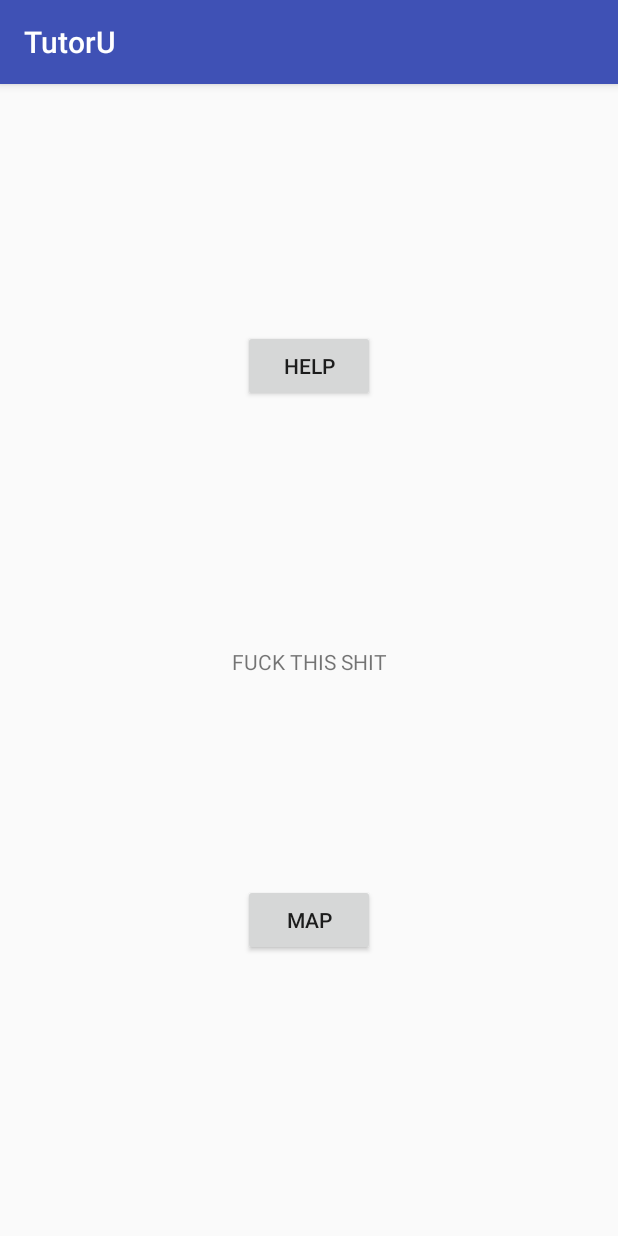
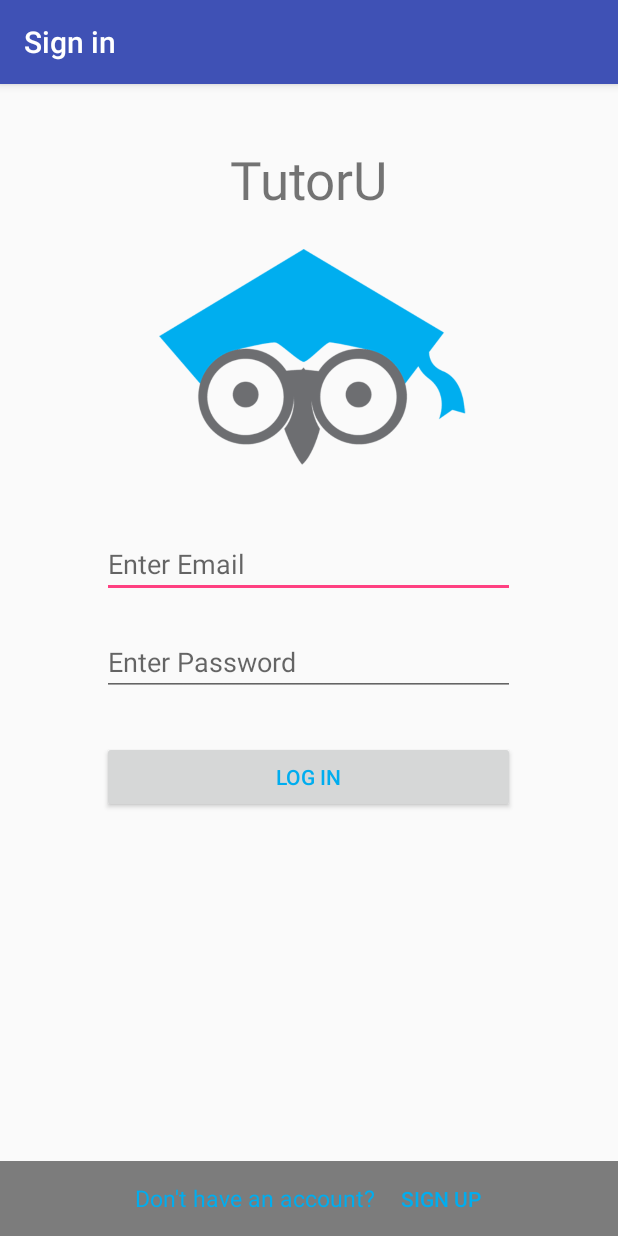
Before and after one commit to illphil610/TutorU, an Android app: the screen it shows after launch (MainActivity before the commit, LoginActivity after it), on a phone screen of 412 x 824 dp. Run offline under Robolectric (Android 15) with nearby library versions, the phone set to English and light mode, and no system bars; our stand-ins replace Firebase (no records; nobody signed in at launch, a user with empty details on screens opened directly); libraries missing offline, so code that uses them is left out: org.jetbrains.anko; 4 statements that could not run were skipped.

Commit message:
Added Firebase Authentication / UI error handling to complete Tutee sign-ups.  Added some control over the navigation when pressing "back button", etc.  Made UI implrovements when displaying the keyboard for entering info into Edit Text objects.

```diff
--- /dev/null
+++ b/app/src/main/java/com/newwesterndev/tutoru/activities/Auth/LoginActivity.kt
@@ -0,0 +1,84 @@
+package com.newwesterndev.tutoru.activities.Auth
+
+import android.app.AlertDialog
+import android.content.Intent
+import android.os.Bundle
+import android.support.design.widget.Snackbar
+import android.support.v7.app.AppCompatActivity
+import android.text.TextUtils
+import android.view.View
+import android.view.WindowManager
+import android.widget.Button
+import android.widget.EditText
+import com.google.firebase.auth.FirebaseAuth
+import com.newwesterndev.tutoru.R
+import com.newwesterndev.tutoru.activities.MainActivity
+import com.newwesterndev.tutoru.utilities.Utility
+import kotlinx.android.synthetic.main.activity_login.*
+
+class LoginActivity : AppCompatActivity() {
+
+    private var fbAuth: FirebaseAuth? = null
+    private var mUtil: Utility? = null
+
+    private lateinit var tutorButton: Button
+    private lateinit var tuteeButton: Button
+    private lateinit var email: EditText
+    private lateinit var password: EditText
+
+    override fun onCreate(savedInstanceState: Bundle?) {
+        super.onCreate(savedInstanceState)
+        window.setSoftInputMode(WindowManager.LayoutParams.SOFT_INPUT_ADJUST_PAN)
+        setContentView(R.layout.activity_login)
+
+        fbAuth = FirebaseAuth.getInstance()
+        mUtil = Utility()
+
+        button_login.setOnClickListener { view ->
+            signIn(view, edit_text_signin_email.text.toString(), edit_text_signin_password.text.toString())
+        }
+
+        signupButton.setOnClickListener {
+            showRegisterAlertDialog()
+        }
+    }
+
+    private fun showRegisterAlertDialog() {
+        val dialogBuilder = AlertDialog.Builder(this)
+        val inflater = this.layoutInflater
+        val dialogView = inflater.inflate(R.layout.custom_register_dialog, null)
+        dialogBuilder.setView(dialogView)
+
+        val tutorButton = dialogView.findViewById(R.id.button_dialog_tutor) as Button
+        val tuteeButton = dialogView.findViewById(R.id.button_dialog_tutee) as Button
+
+        tutorButton.setOnClickListener {
+            val tutorIntent = Intent(this, TutorRegisterActivity::class.java)
+            startActivity(tutorIntent)
+        }
+
+        tuteeButton.setOnClickListener {
+            val tuteeIntent = Intent(this, TuteeRegisterActivity::class.java)
+            startActivity(tuteeIntent)
+        }
+        dialogBuilder.create().show()
+    }
+
+    private fun signIn(view: View, email: String, password: String) {
+        if (!TextUtils.isEmpty(email) && !TextUtils.isEmpty(password)) {
+            mUtil?.showMessage(view, "Authenticating...")
+            fbAuth?.signInWithEmailAndPassword(email, password)?.addOnCompleteListener(this, { task ->
+                if (task.isSuccessful) {
+                    var intent = Intent(this, MainActivity::class.java)
+                    intent.putExtra("email", fbAuth?.currentUser?.email)
+                    startActivity(intent)
+                } else {
+                    mUtil?.showMessage(view, "Error: ${task.exception?.message}")
+                }
+            })
+        }
+    }
+
+    // disables back button
+    override fun onBackPressed() {}
+}
--- a/app/src/main/java/com/newwesterndev/tutoru/activities/HelpRequestActivity.kt
+++ b/app/src/main/java/com/newwesterndev/tutoru/activities/HelpRequestActivity.kt
@@ -9,6 +9,7 @@ import android.support.v7.app.AppCompatActivity
 import android.os.Bundle
 import android.support.v4.app.ActivityCompat
 import android.util.Log
+import android.view.WindowManager
 import android.widget.ArrayAdapter
 import android.widget.Spinner
 import com.google.android.gms.maps.model.LatLng
@@ -25,6 +26,8 @@ class HelpRequestActivity : AppCompatActivity() {
     override fun onCreate(savedInstanceState: Bundle?) {
         super.onCreate(savedInstanceState)
         setContentView(R.layout.activity_help_request)
+        window.setSoftInputMode(WindowManager.LayoutParams.SOFT_INPUT_ADJUST_PAN);
+
 
         val subjectList = ArrayList<String>()
         subjectList.add("English")
@@ -52,6 +55,7 @@ class HelpRequestActivity : AppCompatActivity() {
         locationProxy.requestUsersLocation()
         Log.e("LOCAL_OnCreate", locationProxy.getUsersLocation().toString())
 
+        /*
         // This needs to be created dynamically but set as this for name
         val tutee = Model.Tutee(1, "Phil", "illphil215", true)
 
@@ -65,6 +69,7 @@ class HelpRequestActivity : AppCompatActivity() {
         //firebaseManager.sendHelpBroadcastRequest(helpBroadCast)
         //we need to then search for Tutors nearby and then filter by if they
         // tutor for a specific course and if they are available or not
+        */
     }
 
     override fun onRequestPermissionsResult(requestCode: Int, permissions: Array<out String>, grantResults: IntArray) {
--- a/app/src/main/java/com/newwesterndev/tutoru/activities/MainActivity.kt
+++ b/app/src/main/java/com/newwesterndev/tutoru/activities/MainActivity.kt
@@ -1,37 +1,51 @@
 package com.newwesterndev.tutoru.activities
 
+import android.app.FragmentManager
 import android.content.Context
 import android.content.Intent
 import android.os.Bundle
+import android.support.design.widget.Snackbar
 import android.support.v7.app.AppCompatActivity
 import android.util.Log
-import android.widget.Button
+import android.view.View
+import com.google.firebase.auth.FirebaseAuth
 import com.newwesterndev.tutoru.R
+import com.newwesterndev.tutoru.activities.Auth.LoginActivity
 import com.newwesterndev.tutoru.db.DbManager
 import com.newwesterndev.tutoru.db.PopulateDatabase
 import com.newwesterndev.tutoru.model.Contract
 import kotlinx.android.synthetic.main.activity_main.*
 
-import org.jetbrains.anko.find
+class MainActivity : AppCompatActivity() {
 
-
-class MainActivity : AppCompatActivity() {
+    private var fbAuth = FirebaseAuth.getInstance()
 
     override fun onCreate(savedInstanceState: Bundle?) {
         super.onCreate(savedInstanceState)
         setContentView(R.layout.activity_main)
 
+
+
+        fbAuth.addAuthStateListener {
+            if (fbAuth.currentUser == null) {
+                val loginIntent = Intent(this, LoginActivity::class.java)
+                loginIntent.addFlags(Intent.FLAG_ACTIVITY_CLEAR_TASK)
+                startActivity(loginIntent)
+            } else {
+                Log.e("TUTEE_ID", fbAuth?.currentUser?.uid)
+            }
+        }
+
         // This just fills the database when the app is first installed
         val dbManager = DbManager(this)
         val prefs = getSharedPreferences(Contract.DB_FIRST_APP_LAUNCH, Context.MODE_PRIVATE)
         val isDataseFilled = prefs.getString(Contract.APP_LAUNCHED, Contract.APP_HASNT_LAUNCHED)
-
         // This just makes sure the database is only filled once.
-        if (isDataseFilled == "appHasntLaunchedYet") {
+        if (isDataseFilled == Contract.APP_HASNT_LAUNCHED) {
             val populate = PopulateDatabase(this)
             populate.populateDataWithSubjects(dbManager)
             with (prefs.edit()) {
-                putString("appLaunched", "true")
+                putString(Contract.APP_LAUNCHED, "true")
                 apply()
             }
         }
@@ -52,5 +66,14 @@ class MainActivity : AppCompatActivity() {
             val mapIntent = Intent(this, MapsActivity::class.java)
             startActivity(mapIntent)
         }
+
+        sign_out_button.setOnClickListener { view ->
+            showMessage(view, "Logging Out...")
+            fbAuth.signOut()
+        }
+    }
+
+    fun showMessage(view: View, message: String){
+        Snackbar.make(view, message, Snackbar.LENGTH_INDEFINITE).setAction("Action", null).show()
     }
 }
--- a/app/src/main/java/com/newwesterndev/tutoru/db/PopulateDatabase.kt
+++ b/app/src/main/java/com/newwesterndev/tutoru/db/PopulateDatabase.kt
@@ -2,10 +2,11 @@ package com.newwesterndev.tutoru.db
 
 import android.content.Context
 import android.graphics.ColorSpace
+import com.newwesterndev.tutoru.model.Contract
 import com.newwesterndev.tutoru.model.Model
 import com.newwesterndev.tutoru.model.SQLModel
 
-class PopulateDatabase(context: Context) {
+class PopulateDatabase(val context: Context) {
     fun populateDataWithSubjects(dbManager: DbManager) {
         val subjects = ArrayList<Model.Subject>()
 
--- a/app/src/main/java/com/newwesterndev/tutoru/model/Contract.kt
+++ b/app/src/main/java/com/newwesterndev/tutoru/model/Contract.kt
@@ -5,6 +5,7 @@ object Contract {
     @JvmStatic val DB_FIRST_APP_LAUNCH: String = "first_app_launch"
     @JvmStatic val APP_LAUNCHED: String = "appLaunched"
     @JvmStatic val APP_HASNT_LAUNCHED: String = "appHasntLaunchedYet"
+    @JvmStatic val TUTEE: String = "Tutee"
 
 
 
--- a/app/src/main/java/com/newwesterndev/tutoru/utilities/FirebaseManager.kt
+++ b/app/src/main/java/com/newwesterndev/tutoru/utilities/FirebaseManager.kt
@@ -1,5 +1,6 @@
 package com.newwesterndev.tutoru.utilities
 
+import android.util.Log
 import com.google.firebase.auth.FirebaseAuth
 import com.google.firebase.database.DatabaseReference
 import com.google.firebase.database.FirebaseDatabase
@@ -27,6 +28,11 @@ class FirebaseManager private constructor() {
         newHelpBroadcast.setValue(helpBroadCast)
     }
 
+    fun createTutee(tutee: Model.Tutee) {
+        val newTutee = mDatabaseReference.child(Contract.TUTEE)
+        newTutee.child(mAuth.currentUser?.uid).setValue(tutee)
+    }
+
     companion object {
         val instance: FirebaseManager by lazy { Holder.INSTANCE }
     }
--- a/app/src/main/res/layout/activity_login.xml
+++ b/app/src/main/res/layout/activity_login.xml
@@ -4,7 +4,7 @@
     android:layout_width="match_parent"
     android:layout_height="match_parent"
     android:orientation="vertical"
-    tools:context=".activities.LoginActivity">
+    tools:context=".activities.Auth.LoginActivity">
 
     <TextView
         android:id="@+id/text_view_dialog_title"
@@ -36,7 +36,9 @@
             android:layout_width="275dp"
             android:layout_height="wrap_content"
             android:layout_gravity="center"
-            android:inputType="textEmailAddress" />
+            android:inputType="textEmailAddress"
+            android:imeOptions="actionDone"
+            android:singleLine="true"/>
 
         <EditText
             android:id="@+id/edit_text_signin_password"
@@ -45,7 +47,9 @@
             android:layout_width="275dp"
             android:layout_height="wrap_content"
             android:layout_gravity="center"
-            android:layout_marginTop="20dp"/>
+            android:layout_marginTop="20dp"
+            android:imeOptions="actionDone"
+            android:singleLine="true"/>
 
         <Button
             android:id="@+id/button_login"
--- a/app/src/main/res/layout/activity_tutor_register.xml
+++ b/app/src/main/res/layout/activity_tutor_register.xml
@@ -4,7 +4,7 @@
     xmlns:tools="http://schemas.android.com/tools"
     android:layout_width="match_parent"
     android:layout_height="match_parent"
-    tools:context=".activities.TutorRegisterActivity" >
+    tools:context=".activities.Auth.TutorRegisterActivity" >
 
     <TextView
         android:id="@+id/text_view_tutee_reg_title"
--- a/app/src/main/res/values/strings.xml
+++ b/app/src/main/res/values/strings.xml
@@ -38,4 +38,5 @@
     <string name="last_name">Last Name</string>
     <string name="create_account">Create Account</string>
     <string name="select_subjects_courses">Select Subjects / Courses</string>
+    <string name="sign_out">Sign Out</string>
 </resources>
```
Also changed, not shown: app/src/main/AndroidManifest.xml (+10 -11 lines), app/src/main/java/com/newwesterndev/tutoru/activities/Auth/TuteeRegisterActivity.kt (added, +78 -0 lines), app/src/main/java/com/newwesterndev/tutoru/activities/Auth/TutorRegisterActivity.kt (renamed from app/src/main/java/com/newwesterndev/tutoru/activities/TutorRegisterActivity.kt, +14 -1 lines), app/src/main/java/com/newwesterndev/tutoru/activities/LoginActivity.kt (deleted, +0 -54 lines), app/src/main/java/com/newwesterndev/tutoru/activities/TuteeRegisterActivity.kt (deleted, +0 -26 lines), app/src/main/java/com/newwesterndev/tutoru/model/Model.kt (+6 -7 lines), app/src/main/java/com/newwesterndev/tutoru/utilities/Utility.kt (+7 -0 lines), app/src/main/res/layout/activity_main.xml (+14 -0 lines), app/src/main/res/layout/activity_tutee_register.xml (+18 -10 lines).
